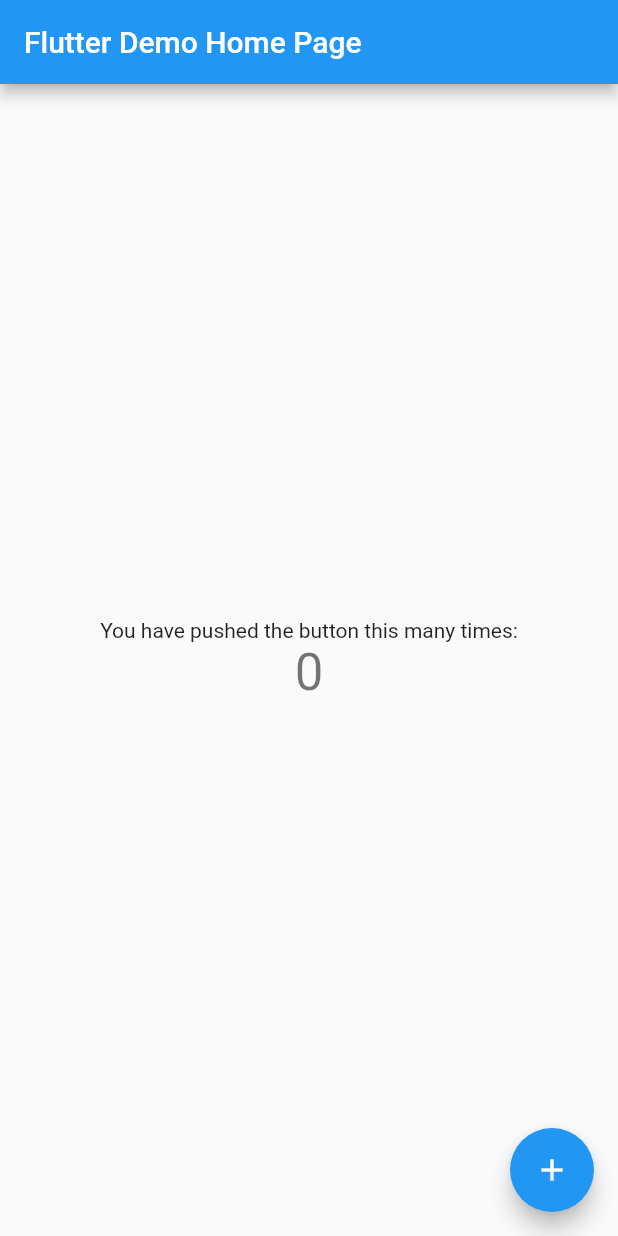
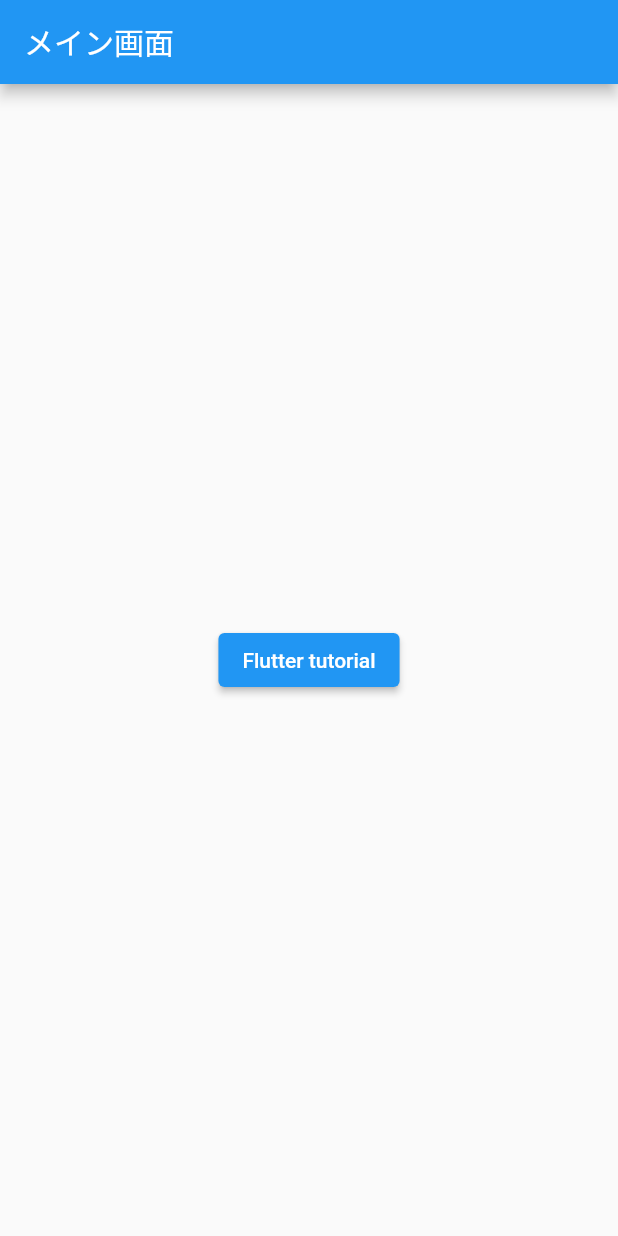
Before and after one commit to onishitaisei/flutter-training, a Flutter app: the screen it shows after launch, on a phone screen of 412 x 824 dp. Run offline on Flutter 3.47's test engine with Material 2 defaults, Android fonts, the phone set to English and light mode, and no system bars.

Commit message:
flutterチュートリアル画面に遷移するためのボタンを作成

```diff
--- a/lib/main.dart
+++ b/lib/main.dart
@@ -1,4 +1,6 @@
 import 'package:flutter/material.dart';
+
+import 'flutter_tutorial_screen.dart';
 
 void main() {
   runApp(const MyApp());
@@ -14,53 +16,37 @@
       theme: ThemeData(
         primarySwatch: Colors.blue,
       ),
-      home: const MyHomePage(title: 'Flutter Demo Home Page'),
+      home: Home(),
     );
   }
 }
 
-class MyHomePage extends StatefulWidget {
-  const MyHomePage({Key? key, required this.title}) : super(key: key);
-  final String title;
-
-  @override
-  State<MyHomePage> createState() => _MyHomePageState();
-}
-
-class _MyHomePageState extends State<MyHomePage> {
-  int _counter = 0;
-
-  void _incrementCounter() {
-    setState(() {
-      _counter++;
-    });
-  }
-
+// 画面遷移をする部分のコード
+class Home extends StatelessWidget {
   @override
   Widget build(BuildContext context) {
     return Scaffold(
       appBar: AppBar(
-        title: Text(widget.title),
+        // タイトルテキスト
+        title: const Text('メイン画面'),
       ),
       body: Center(
         child: Column(
           mainAxisAlignment: MainAxisAlignment.center,
-          children: <Widget>[
-            const Text(
-              'You have pushed the button this many times:',
-            ),
-            Text(
-              '$_counter',
-              style: Theme.of(context).textTheme.headline4,
+          children: [
+            ElevatedButton(
+              onPressed: () {
+                Navigator.push<void>(
+                  context,
+                  MaterialPageRoute(
+                      builder: (context) => const FlutterTutorialScreen()),
+                );
+              },
+              child: const Text('Flutter tutorial'),
             ),
           ],
         ),
       ),
-      floatingActionButton: FloatingActionButton(
-        onPressed: _incrementCounter,
-        tooltip: 'Increment',
-        child: const Icon(Icons.add),
-      ),
     );
   }
 }
```
